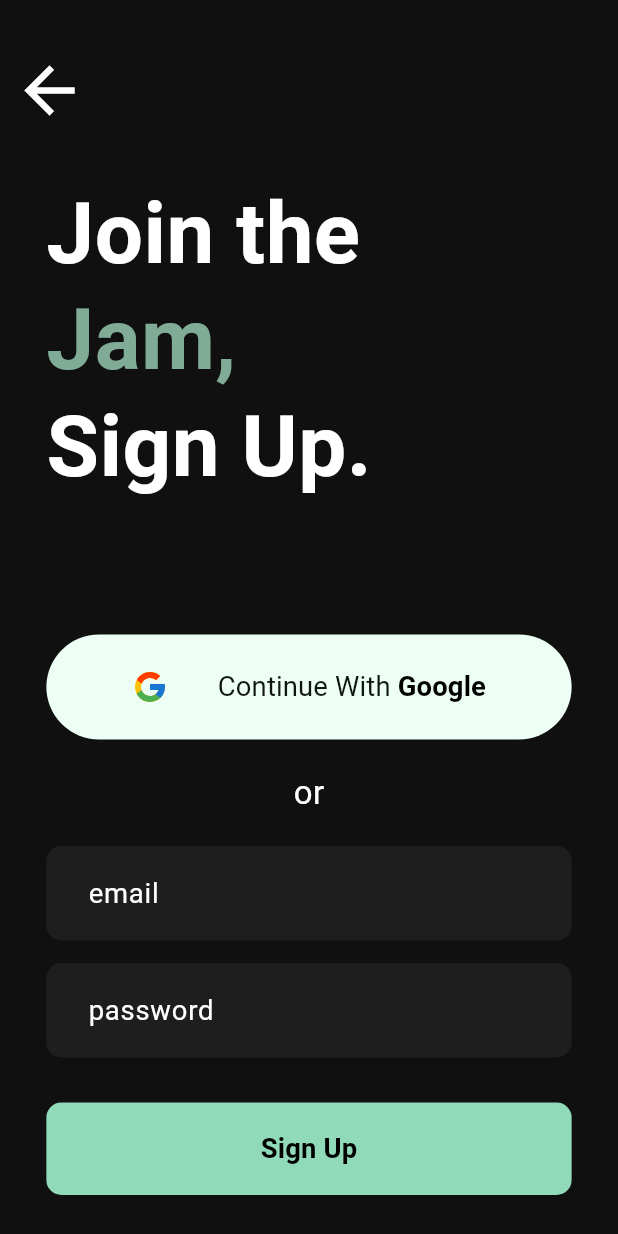
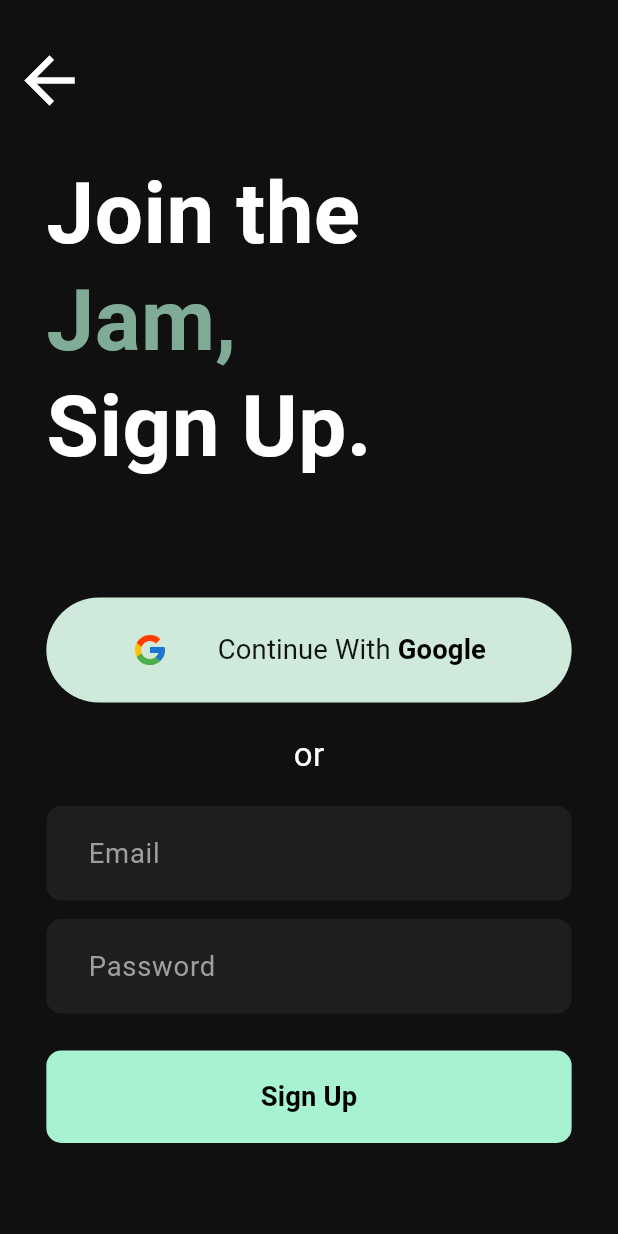
Before and after one commit to Joshua-Thachil/Hook, a Flutter app: the screen it shows after launch, after a tap on "Register", on a phone screen of 412 x 824 dp. Run offline on Flutter 3.47's test engine with Material 3 defaults, Android fonts, the phone set to English and light mode, and no system bars; our stand-ins replace carousel_slider, cloud_firestore, firebase_auth, firebase_core, flutter_svg, google_sign_in and 1 more; accounts and stored records are empty; network calls fail.

Commit message:
added some dynamic sizing and cleaned up some code

```diff
--- a/lib/components/Buttons.dart
+++ b/lib/components/Buttons.dart
@@ -1,14 +1,18 @@
 import 'package:flutter/material.dart';
 
 class PrimaryButton extends StatelessWidget {
-  const PrimaryButton({
+  PrimaryButton({
     super.key,
     required this.text,
-    required this.onPressed
+    required this.onPressed,
+    this.button_color = const Color(0xffA7F2D0),
+    this.text_color = const Color(0xff000000),
   });
 
   final String text;
   final VoidCallback onPressed;
+  Color? button_color;
+  Color? text_color;
 
   @override
   Widget build(BuildContext context) {
@@ -16,7 +20,7 @@ class PrimaryButton extends StatelessWidget {
       onPressed: onPressed,
       style: ElevatedButton.styleFrom(
         elevation: 0,
-        backgroundColor: const Color(0xff90DAB9),
+        backgroundColor: button_color,
         fixedSize: const Size(366, 61.6),
         shape: const RoundedRectangleBorder(
             borderRadius: BorderRadius.all(Radius.circular(10))
@@ -27,7 +31,7 @@ class PrimaryButton extends StatelessWidget {
         style: TextStyle(
           fontSize: 18.3,
           fontWeight: FontWeight.bold,
-          color: Colors.black,
+          color: text_color,
         ),
       ),
     );
--- a/lib/screens/InitScreen.dart
+++ b/lib/screens/InitScreen.dart
@@ -4,6 +4,7 @@ import 'package:musicapp/components/Buttons.dart';
 import 'package:musicapp/components/Globals.dart';
 import 'package:musicapp/screens/Login.dart';
 import 'package:musicapp/screens/SignUp.dart';
+import 'package:musicapp/Style/Palette.dart';
 
 class InitScreen extends StatefulWidget {
   const InitScreen({super.key});
@@ -16,10 +17,10 @@ class _InitScreenState extends State<InitScreen> {
 
   double height = Globals.screenHeight;
   double width = Globals.screenWidth;
+  final Palette palette = Palette();
 
   List<Widget> carouselItems = [
     Container(
-      height: 500,
       decoration: const BoxDecoration(
         image: DecorationImage(
           image: AssetImage('assets/images/allen illus1.png'),
@@ -101,49 +102,34 @@ class _InitScreenState extends State<InitScreen> {
   @override
   Widget build(BuildContext context) {
     return Scaffold(
-      backgroundColor: const Color(0xff101010),
+      backgroundColor: palette.bg,
       body: Center(
         child: Padding(
           padding: EdgeInsets.only(left: width * 0.075, right: width * 0.075),
           child: ListView(
             children: [
-              SizedBox(height: 50),
+              SizedBox(height: height * 0.055),
               CarouselSlider(
                   items: carouselItems,
                   options: CarouselOptions(
-                    height: 500,
+                    height: height * 0.55,
                     viewportFraction: 1,
                     autoPlay: true,
                   ),
               ),
 
-              SizedBox(height: 100,),
-
+              SizedBox(height: height * 0.11,),
               PrimaryButton(text: "Login", onPressed: LoginButtonPress), // Log in Button
-
-              SizedBox(height: 25,),
-
-              ElevatedButton(
-                onPressed: () {
-                  Navigator.push(context, MaterialPageRoute(builder: (context) => const SignUp()));
-                },
-                style: ElevatedButton.styleFrom(
-                  elevation: 0,
-                  backgroundColor: const Color(0xff1E1E1E),
-                  fixedSize: const Size(366, 61.6),
-                  shape: const RoundedRectangleBorder(
-                      borderRadius: BorderRadius.all(Radius.circular(10))
-                  ),
-                ),
-                child: const Text(
-                  "Register",
-                  style: TextStyle(
-                    fontSize: 18.3,
-                    fontWeight: FontWeight.bold,
-                    color: const Color(0xffF4FDF6),
-                  ),
-                ),
-              ), // Register Button
+              SizedBox(height: height * 0.02,),
+              // Register Button
+              PrimaryButton(
+                text: "Register",
+                onPressed: (){
+                    Navigator.push(context, MaterialPageRoute(builder: (context) => const SignUp()));
+                  },
+                button_color: palette.secondary_bg,
+                text_color: palette.primary_text,
+              ),
             ],
           ),
         ),
--- a/lib/screens/SignUp.dart
+++ b/lib/screens/SignUp.dart
@@ -1,11 +1,14 @@
 import 'package:flutter/material.dart';
 import 'package:google_sign_in/google_sign_in.dart';
 import 'package:musicapp/auth/auth_service.dart';
+import 'package:musicapp/components/InputFields.dart';
 import 'package:musicapp/repositories/MusiciansCollection.dart';
 import 'package:musicapp/repositories/models/UserModel.dart';
 import 'package:musicapp/screens/HomePage.dart';
 import 'package:flutter_svg/flutter_svg.dart';
 import 'package:musicapp/screens/ProfileCreation1.dart';
+import 'package:musicapp/components/Buttons.dart';
+import 'package:musicapp/Style/Palette.dart';
 
 import '../components/Globals.dart';
 
@@ -20,6 +23,8 @@ class _SignUpState extends State<SignUp> {
 
   double height = Globals.screenHeight;
   double width = Globals.screenWidth;
+
+  final Palette palette = Palette();
 
   final emailController = TextEditingController();
   final passwordController = TextEditingController();
@@ -68,9 +73,9 @@ class _SignUpState extends State<SignUp> {
   @override
   Widget build(BuildContext context) {
     return Scaffold(
-      backgroundColor: const Color(0xff101010),
+      backgroundColor: palette.bg,
       appBar: AppBar(
-        toolbarHeight: 120.0,
+        toolbarHeight: height * 0.13,
         backgroundColor: Colors.transparent,
         leading: IconButton(
           onPressed: () {
@@ -88,7 +93,7 @@ class _SignUpState extends State<SignUp> {
           padding: EdgeInsets.only(left: width * 0.075, right: width * 0.075),
           child: ListView(
             children: [
-              const Text.rich(
+              Text.rich(
                   TextSpan(
                       children: [
                         TextSpan(
@@ -96,11 +101,11 @@ class _SignUpState extends State<SignUp> {
                           style: TextStyle(
                             fontSize: 57,
                             fontWeight: FontWeight.bold,
-                            color: Colors.white,
+                            color: palette.primary_text,
                             height: 1.25,
                           ),
                         ),
-                        TextSpan(
+                        const TextSpan(
                           text: "Jam,\n",
                           style: TextStyle(
                             fontSize: 57,
@@ -114,7 +119,7 @@ class _SignUpState extends State<SignUp> {
                           style: TextStyle(
                             fontSize: 57,
                             fontWeight: FontWeight.bold,
-                            color: Colors.white,
+                            color: palette.primary_text,
                             height: 1.25,
                           ),
                         ),
@@ -122,7 +127,7 @@ class _SignUpState extends State<SignUp> {
                   )
               ),
 
-              const SizedBox(height: 90,),
+              SizedBox(height: height * 0.095,),
 
               ElevatedButton(
                   onPressed: () async {
@@ -131,7 +136,7 @@ class _SignUpState extends State<SignUp> {
                   style: ElevatedButton.styleFrom(
                     elevation: 0,
                     fixedSize: const Size(366, 70),
-                    backgroundColor: const Color(0xffEDFFF4),
+                    backgroundColor: palette.secondary,
                   ),
                   child: Row(
                     mainAxisAlignment: MainAxisAlignment.spaceEvenly,
@@ -168,88 +173,33 @@ class _SignUpState extends State<SignUp> {
                   )
               ),
 
-              const SizedBox(height: 20,),
+              SizedBox(height: height * 0.023,),
 
-              const Align(
+              Align(
                 alignment: Alignment.center,
                 child: Text(
                   "or",
                   style: TextStyle(
-                    color: Colors.white,
+                    color: palette.primary_text,
                     fontSize: 22,
                   ),
                 ),
               ),
 
-              const SizedBox(height: 20,),
+              SizedBox(height: height * 0.023,),
+              InputField(InputController: emailController, hint: "Email", height: 1,), // Email text field
+              SizedBox(height: height * 0.015,),
+              InputField(InputController: passwordController, hint: "Password", height: 1,),// Password text field
+              SizedBox(height: height * 0.015,),
 
-              TextField(
-                controller: emailController,
-                style: const TextStyle(color: Colors.white),
-                decoration: const InputDecoration(
-                  hintText: "email",
-                  hintStyle: TextStyle(
-                    color: Colors.white,
-                    fontSize: 18.3,
-                    fontWeight: FontWeight.w400,
-                  ),
-                  filled: true,
-                  fillColor: Color(0xff1E1E1E),
-                  border: OutlineInputBorder(
-                    borderRadius: BorderRadius.all(Radius.circular(10)),
-                    borderSide: BorderSide.none,
-                  ),
-                  contentPadding: EdgeInsets.symmetric(horizontal: 24.0, vertical: 18.0),
-                ),
-              ), // Email text field
+              SizedBox(height: height * 0.015,),
 
-              const SizedBox(height: 15,),
-
-              TextField(
-                controller: passwordController,
-                style: const TextStyle(color: Colors.white),
-                decoration: const InputDecoration(
-                  hintText: "password",
-                  hintStyle: TextStyle(
-                    color: Colors.white,
-                    fontSize: 18.3,
-                    fontWeight: FontWeight.w400,
-                  ),
-                  filled: true,
-                  fillColor: Color(0xff1E1E1E),
-                  border: OutlineInputBorder(
-                      borderSide: BorderSide.none,
-                      borderRadius: BorderRadius.all(Radius.circular(10))
-                  ),
-                  contentPadding: EdgeInsets.symmetric(horizontal: 24.0, vertical: 18.0),
-                ),
-              ), // Password text field
-              const SizedBox(height: 15,),
-
-              const SizedBox(height: 15,),
-
-              ElevatedButton(
+              PrimaryButton(
                 onPressed: () async{
                   await signUp();
                 },
-                style: ElevatedButton.styleFrom(
-                  elevation: 0,
-                  backgroundColor: const Color(0xff90DAB9),
-                  fixedSize: const Size(366, 61.6),
-                  shape: const RoundedRectangleBorder(
-                      borderRadius: BorderRadius.all(Radius.circular(10))
-                  ),
-                ),
-                child: const Text(
-                  "Sign Up",
-                  style: TextStyle(
-                    fontSize: 18.3,
-                    fontWeight: FontWeight.bold,
-                    color: Colors.black,
-                  ),
-                ),
-              ),
-
+                text: "Sign Up",
+              )
             ],
           ),
         ),
```
Also changed, not shown: lib/screens/Login.dart (+25 -43 lines), lib/screens/ProfileCreation1.dart (+17 -16 lines).
